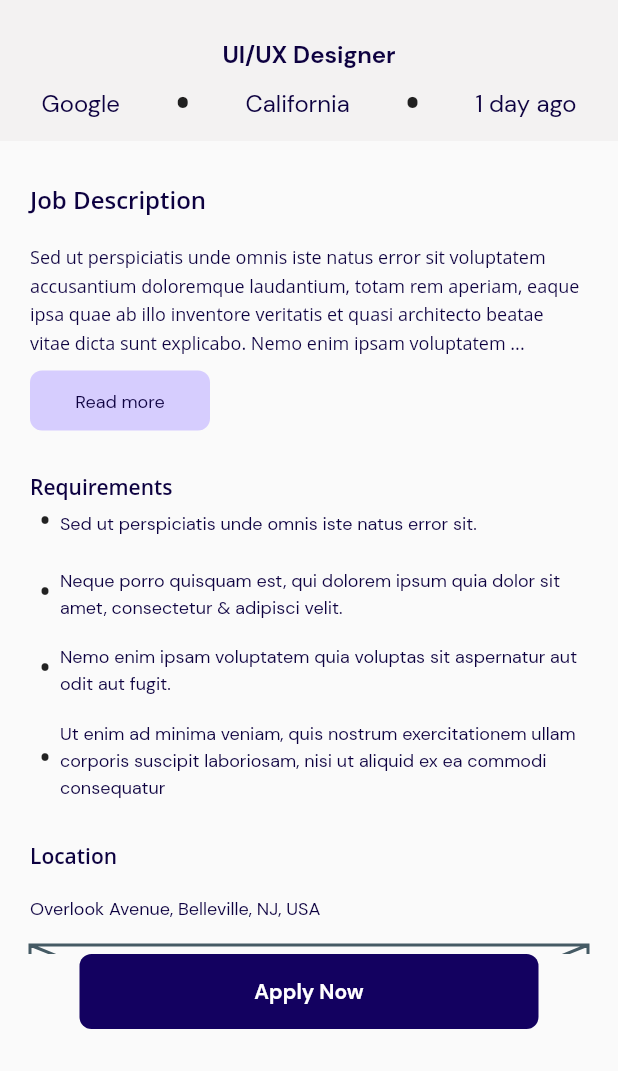
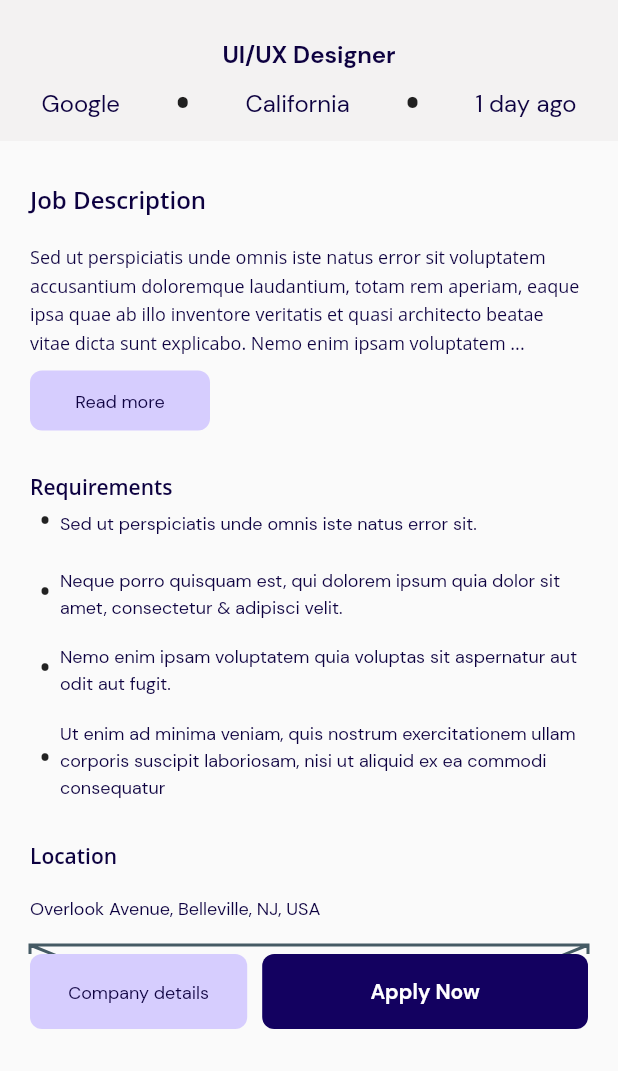
Before and after one commit to Amarjeetjeet/Shigoto_mobile, a Flutter app: the JobDescriptionScreen screen opened by its route, on a phone screen of 412 x 824 dp, the part 165-1236 px from its top. Run offline on Flutter 3.47's test engine with Material 2 defaults, Android fonts, the phone set to English and light mode, and no system bars; our stand-ins replace bloc, flutter_bloc; Roboto replaces fonts that are missing (DM Sans , Source Sans Pro, Open Sans).

Commit message:
"company description added"

```diff
--- a/lib/core/themes/app_theme.dart
+++ b/lib/core/themes/app_theme.dart
@@ -49,7 +49,13 @@ class AppTheme {
       filled: true,
         contentPadding:
         EdgeInsets.symmetric(vertical: 16, horizontal: 16)
-    )
+    ),
+      appBarTheme: AppBarTheme(
+          brightness: Brightness.light,
+          iconTheme: IconThemeData(
+              color: Colors.black
+          )
+      )
   );
 
   static final darkTheme = ThemeData(
--- a/lib/presentation/job_description/job_description_screen.dart
+++ b/lib/presentation/job_description/job_description_screen.dart
@@ -4,6 +4,11 @@ import 'package:shigoto/core/constants/color_constants.dart';
 import 'package:shigoto/core/constants/image_constants.dart';
 import 'package:shigoto/core/custom_widgets/buttons/custom_primary_Btn.dart';
 import 'package:shigoto/core/custom_widgets/buttons/custom_secondary_color.dart';
+import 'package:shigoto/presentation/job_description/widgets/bullet_text.dart';
+import 'package:shigoto/presentation/job_description/widgets/company_logo_designations.dart';
+import 'package:shigoto/presentation/job_description/widgets/heading_details.dart';
+import 'package:shigoto/presentation/job_description/widgets/heading_title.dart';
+import 'package:shigoto/router/app_router.dart';
 
 class JobDescriptionScreen extends StatelessWidget {
   const JobDescriptionScreen({super.key});
@@ -13,12 +18,32 @@ class JobDescriptionScreen extends StatelessWidget {
     return Scaffold(
       bottomNavigationBar: SafeArea(
           child: Padding(
-            padding: const EdgeInsets.only(left: 53.0 ,right: 53.0 , bottom: 28),
-            child: PrimaryCustomButton(
-        btnName: 'Apply Now',
-        onTap: () {},
-      ),
-          )),
+        padding: const EdgeInsets.only(left: 20.0, right: 20.0, bottom: 28),
+        child: Row(
+          children: [
+            Expanded(
+              flex: 4,
+              child: SecondaryCustomButton(
+                btnName: 'Company details',
+                onTap: () {
+                  Navigator.pushNamed(context, AppRouter.companyDescription);
+                },
+                allowBlue: true,
+              ),
+            ),
+            SizedBox(
+              width: 10,
+            ),
+            Expanded(
+              flex: 6,
+              child: PrimaryCustomButton(
+                btnName: 'Apply Now',
+                onTap: () {},
+              ),
+            ),
+          ],
+        ),
+      )),
       body: SafeArea(
         child: SingleChildScrollView(
           child: Column(
@@ -27,51 +52,7 @@ class JobDescriptionScreen extends StatelessWidget {
               SizedBox(
                 height: 80,
               ),
-              Container(
-                color: ColorConstants.f3f2f2Color,
-                height: 124,
-                width: MediaQuery.of(context).size.width,
-                child: Stack(
-                  clipBehavior: Clip.none,
-                  children: [
-                    Positioned(
-                      top: -50,
-                      left: 0,
-                      right: 0,
-                      child: CircleAvatar(
-                        radius: 40,
-                        backgroundColor: ColorConstants.skyBlueColor,
-                        child:
-                            Image.asset(ImageConstants.googleLogo, height: 35),
-                      ),
-                    ),
-                    Positioned(
-                        bottom: 45,
-                        left: 0,
-                        right: 0,
-                        child: Text(
-                          "UI/UX Designer",
-                          style: AppStyle.txtDmSans16W700primaryTextColor,
-                          textAlign: TextAlign.center,
-                        )),
-                    Positioned(
-                      bottom: 5,
-                      left: 0,
-                      right: 0,
-                      child: Row(
-                        mainAxisAlignment: MainAxisAlignment.spaceEvenly,
-                        children: [
-                          buildText("Google"),
-                          buildBulletText(),
-                          buildText("California"),
-                          buildBulletText(),
-                          buildText("1 day ago"),
-                        ],
-                      ),
-                    )
-                  ],
-                ),
-              ),
+              CompanyLogoDetails(),
               Padding(
                 padding: const EdgeInsets.symmetric(horizontal: 20.0),
                 child: Column(
@@ -101,7 +82,8 @@ class JobDescriptionScreen extends StatelessWidget {
                       "Requirements",
                       style: AppStyle.txtOpenSans14W600primaryTextColor,
                     ),
-                    buildRow("Sed ut perspiciatis unde omnis iste natus error sit."),
+                    buildRow(
+                        "Sed ut perspiciatis unde omnis iste natus error sit."),
                     buildSizedBox(15),
                     buildRow(
                         "Neque porro quisquam est, qui dolorem ipsum quia dolor sit amet, consectetur & adipisci velit."),
@@ -112,24 +94,19 @@ class JobDescriptionScreen extends StatelessWidget {
                     buildRow(
                         "Ut enim ad minima veniam, quis nostrum exercitationem ullam corporis suscipit laboriosam, nisi ut aliquid ex ea commodi consequatur"),
                     buildSizedBox(25),
-                    Text(
-                      "Location",
-                      style: AppStyle.txtOpenSans14W600primaryTextColor,
+                    HeadingTitle(
+                      title: 'Location',
                     ),
                     buildSizedBox(16),
-                    Text(
-                      "Overlook Avenue, Belleville, NJ, USA",
-                      style: AppStyle.txtDmSans12W400primaryTextColor,
-                    ),
+                    HeadingDetails(info: "Overlook Avenue, Belleville, NJ, USA",),
                     buildSizedBox(16),
                     Container(
                       height: 151,
                       child: Placeholder(),
                     ),
                     buildSizedBox(20),
-                    Text(
-                      "Informations",
-                      style: AppStyle.txtOpenSans14W600primaryTextColor,
+                    HeadingTitle(
+                      title: 'Informations',
                     ),
                     buildSizedBox(16),
                     buildColumn("Bachelor’s Degree", "Bachelor’s Degree"),
@@ -138,9 +115,8 @@ class JobDescriptionScreen extends StatelessWidget {
                     buildColumn("Job Type", "Full-Time"),
                     buildColumn("Specialization", "Design"),
                     buildSizedBox(15),
-                    Text(
-                      "Facilities and Others",
-                      style: AppStyle.txtOpenSans14W600primaryTextColor,
+                    HeadingTitle(
+                      title: 'Facilities and Others',
                     ),
                     buildSizedBox(5),
                     buildRow("Medical"),
@@ -160,7 +136,6 @@ class JobDescriptionScreen extends StatelessWidget {
                   ],
                 ),
               ),
-
             ],
           ),
         ),
@@ -168,20 +143,20 @@ class JobDescriptionScreen extends StatelessWidget {
     );
   }
 
-  SizedBox buildSizedBox(double height) => SizedBox(height: height,);
+  SizedBox buildSizedBox(double height) => SizedBox(
+        height: height,
+      );
 
   Column buildColumn(String title, String info) {
     return Column(
       crossAxisAlignment: CrossAxisAlignment.start,
       children: [
-        Text(
-          title,
-          style: AppStyle.txtOpenSans14W600primaryTextColor,
+        HeadingTitle(
+          title: title,
         ),
         buildSizedBox(5),
-        Text(
-          info,
-          style: AppStyle.txtDmSans12W400primaryTextColor,
+        HeadingDetails(
+          info: info,
         ),
         buildSizedBox(10),
         Divider(),
@@ -192,24 +167,13 @@ class JobDescriptionScreen extends StatelessWidget {
   Row buildRow(String text) {
     return Row(
       children: [
-        buildBulletText(size: 24),
+        BulletText(size: 24),
         Expanded(
-          child: Text(
-            text,
-            style: AppStyle.txtDmSans12W400primaryTextColor,
+          child: HeadingDetails(
+            info: text,
           ),
         ),
       ],
     );
   }
-
-  Text buildBulletText({double size = 34}) => Text(
-        " \u2022 ",
-        style: TextStyle(fontSize: size),
-      );
-
-  Text buildText(String text) => Text(
-        text,
-        style: AppStyle.txtDmSans16W400primaryTextColor,
-      );
 }
--- /dev/null
+++ b/lib/presentation/job_description/widgets/bullet_text.dart
@@ -0,0 +1,15 @@
+import 'package:flutter/material.dart';
+
+class BulletText extends StatelessWidget{
+  final double size;
+  const BulletText({super.key , this.size = 34});
+
+  @override
+  Widget build(BuildContext context) {
+    return Text(
+      " \u2022 ",
+      style: TextStyle(fontSize: size),
+    );
+  }
+
+}
--- /dev/null
+++ b/lib/presentation/job_description/widgets/company_logo_designations.dart
@@ -0,0 +1,64 @@
+import 'package:flutter/cupertino.dart';
+import 'package:flutter/material.dart';
+
+import '../../../core/constants/app_style.dart';
+import '../../../core/constants/color_constants.dart';
+import '../../../core/constants/image_constants.dart';
+import 'bullet_text.dart';
+
+class CompanyLogoDetails extends StatelessWidget{
+  const CompanyLogoDetails({super.key});
+
+  @override
+  Widget build(BuildContext context) {
+    return Container(
+      color: ColorConstants.f3f2f2Color,
+      height: 124,
+      width: MediaQuery.of(context).size.width,
+      child: Stack(
+        clipBehavior: Clip.none,
+        children: [
+          Positioned(
+            top: -50,
+            left: 0,
+            right: 0,
+            child: CircleAvatar(
+              radius: 40,
+              backgroundColor: ColorConstants.skyBlueColor,
+              child:
+              Image.asset(ImageConstants.googleLogo, height: 35),
+            ),
+          ),
+          Positioned(
+              bottom: 45,
+              left: 0,
+              right: 0,
+              child: Text(
+                "UI/UX Designer",
+                style: AppStyle.txtDmSans16W700primaryTextColor,
+                textAlign: TextAlign.center,
+              )),
+          Positioned(
+            bottom: 5,
+            left: 0,
+            right: 0,
+            child: Row(
+              mainAxisAlignment: MainAxisAlignment.spaceEvenly,
+              children: [
+                buildText("Google"),
+                BulletText(),
+                buildText("California"),
+                BulletText(),
+                buildText("1 day ago"),
+              ],
+            ),
+          )
+        ],
+      ),
+    );
+  }
+Text buildText(String text) => Text(
+      text,
+      style: AppStyle.txtDmSans16W400primaryTextColor,
+    );
+}
--- /dev/null
+++ b/lib/presentation/job_description/widgets/heading_details.dart
@@ -0,0 +1,17 @@
+import 'package:flutter/material.dart';
+
+import '../../../core/constants/app_style.dart';
+
+class HeadingDetails extends StatelessWidget{
+  final String info;
+  const HeadingDetails({super.key ,required this.info});
+
+  @override
+  Widget build(BuildContext context) {
+    return Text(
+      info,
+      style: AppStyle.txtDmSans12W400primaryTextColor,
+    );
+  }
+
+}
--- /dev/null
+++ b/lib/presentation/job_description/widgets/heading_title.dart
@@ -0,0 +1,17 @@
+import 'package:flutter/material.dart';
+
+import '../../../core/constants/app_style.dart';
+
+class HeadingTitle extends StatelessWidget{
+  final String title;
+  const HeadingTitle({super.key ,required this.title});
+
+  @override
+  Widget build(BuildContext context) {
+    return Text(
+      title,
+      style: AppStyle.txtOpenSans14W600primaryTextColor,
+    );
+  }
+
+}
--- a/lib/router/app_router.dart
+++ b/lib/router/app_router.dart
@@ -4,6 +4,7 @@ import 'package:shigoto/presentation/dashboard/home_screen.dart';
 import 'package:shigoto/presentation/forgot_password/check_your_email.dart';
 import 'package:shigoto/presentation/forgot_password/forgot_password.dart';
 import 'package:shigoto/presentation/forgot_password/successful_screen.dart';
+import 'package:shigoto/presentation/job_description/company_description_screen.dart';
 import 'package:shigoto/presentation/job_description/job_description_screen.dart';
 import 'package:shigoto/presentation/login_screen/login_screen.dart';
 import 'package:shigoto/presentation/signup/sign_up.dart';
@@ -23,6 +24,7 @@ class AppRouter {
   static const String home = '/home';
   static const String dashboard = '/dashboard';
   static const String jobDescription = '/jobDescription';
+  static const String companyDescription = '/companyDescription';
 
   const AppRouter._();
 
@@ -68,6 +70,10 @@ class AppRouter {
         return MaterialPageRoute(
           builder: (_) => const JobDescriptionScreen(),
         );
+      case companyDescription:
+        return MaterialPageRoute(
+          builder: (_) => const CompanyDescriptionScreen(),
+        );
       default:
         throw const RouteException('Route not found!');
     }
```
Also changed, not shown: lib/presentation/job_description/company_description_screen.dart (added, +173 -0 lines).
